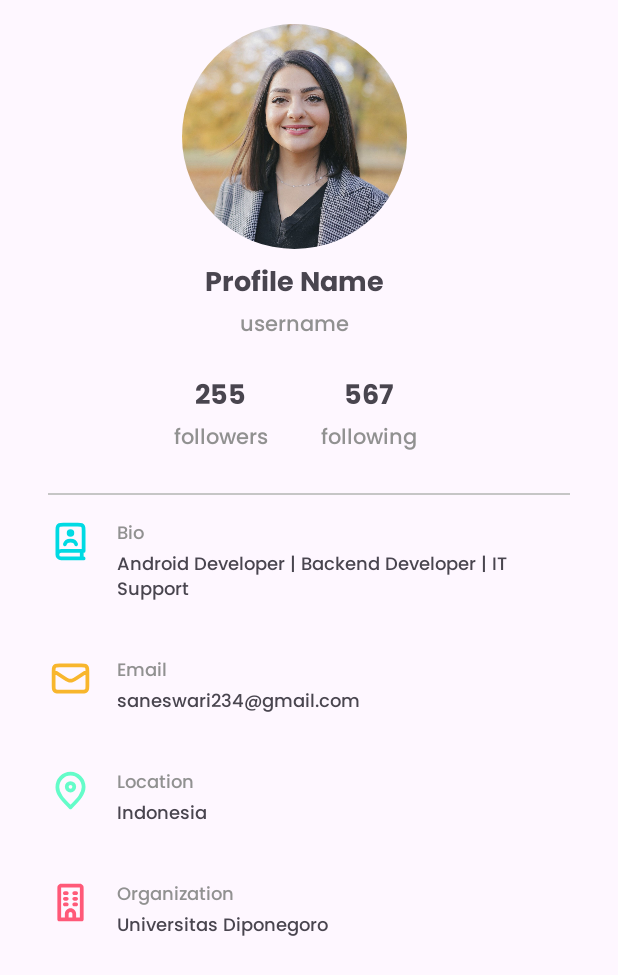
After one commit to dwiaziprasetya/GithubUserApp, an Android app: the fragment DetailFragment shown on its own in the app's theme, on a phone screen of 412 x 824 dp. The commit adds this screen. Shown: the top 975 px of the screen. Run offline under Robolectric (Android 15) with nearby library versions, the phone set to English and light mode, and no system bars; our stand-ins replace CircleImageView.

Commit message:
Melakukan perubahan dan terdapat bug di preview

```diff
--- a/app/build.gradle.kts
+++ b/app/build.gradle.kts
@@ -42,7 +42,7 @@ android {
 dependencies {
     implementation("de.hdodenhof:circleimageview:3.1.0")
     implementation("androidx.core:core-ktx:1.12.0")
-    implementation("androidx.appcompat:appcompat:1.6.1")
+    implementation("androidx.appcompat:appcompat:1.7.0-alpha03")
     implementation("com.google.android.material:material:1.11.0")
     implementation("androidx.constraintlayout:constraintlayout:2.1.4")
     implementation("androidx.lifecycle:lifecycle-livedata-ktx:2.7.0")
--- /dev/null
+++ b/app/src/main/java/com/example/githubuserapp/ui/detail/DetailFragment.kt
@@ -0,0 +1,32 @@
+package com.example.githubuserapp.ui.detail
+
+import androidx.lifecycle.ViewModelProvider
+import android.os.Bundle
+import androidx.fragment.app.Fragment
+import android.view.LayoutInflater
+import android.view.View
+import android.view.ViewGroup
+import com.example.githubuserapp.R
+
+class DetailFragment : Fragment() {
+
+    companion object {
+        fun newInstance() = DetailFragment()
+    }
+
+    private lateinit var viewModel: DetailViewModel
+
+    override fun onCreateView(
+        inflater: LayoutInflater, container: ViewGroup?,
+        savedInstanceState: Bundle?,
+    ): View? {
+        return inflater.inflate(R.layout.fragment_detail, container, false)
+    }
+
+    override fun onActivityCreated(savedInstanceState: Bundle?) {
+        super.onActivityCreated(savedInstanceState)
+        viewModel = ViewModelProvider(this).get(DetailViewModel::class.java)
+        // TODO: Use the ViewModel
+    }
+
+}
--- /dev/null
+++ b/app/src/main/java/com/example/githubuserapp/ui/detail/DetailViewModel.kt
@@ -0,0 +1,7 @@
+package com.example.githubuserapp.ui.detail
+
+import androidx.lifecycle.ViewModel
+
+class DetailViewModel : ViewModel() {
+    // TODO: Implement the ViewModel
+}
--- /dev/null
+++ b/app/src/main/res/layout/fragment_detail.xml
@@ -0,0 +1,300 @@
+<?xml version="1.0" encoding="utf-8"?>
+<ScrollView xmlns:android="http://schemas.android.com/apk/res/android"
+    xmlns:tools="http://schemas.android.com/tools"
+    android:layout_width="match_parent"
+    android:layout_height="match_parent"
+    android:fillViewport="true"
+    xmlns:app="http://schemas.android.com/apk/res-auto"
+    tools:context=".ui.detail.DetailFragment">
+
+   <androidx.constraintlayout.widget.ConstraintLayout
+       android:layout_width="match_parent"
+       android:layout_height="wrap_content">
+
+       <de.hdodenhof.circleimageview.CircleImageView
+           android:id="@+id/ci_profile_image"
+           android:layout_width="150dp"
+           android:layout_height="150dp"
+           android:layout_marginTop="16dp"
+           android:src="@drawable/profile_image_template"
+           app:layout_constraintBottom_toBottomOf="parent"
+           app:layout_constraintEnd_toEndOf="parent"
+           app:layout_constraintHorizontal_bias="0.463"
+           app:layout_constraintStart_toStartOf="parent"
+           app:layout_constraintTop_toTopOf="parent"
+           app:layout_constraintVertical_bias="0.0" />
+
+       <TextView
+           android:id="@+id/tv_profile_name"
+           android:layout_width="wrap_content"
+           android:layout_height="wrap_content"
+           android:layout_marginTop="8dp"
+           android:fontFamily="@font/poppinsbold"
+           android:text="@string/profile_name"
+           android:textSize="18sp"
+           app:layout_constraintEnd_toEndOf="@+id/ci_profile_image"
+           app:layout_constraintStart_toStartOf="@+id/ci_profile_image"
+           app:layout_constraintTop_toBottomOf="@+id/ci_profile_image" />
+
+       <TextView
+           android:id="@+id/tv_profile_username"
+           android:layout_width="wrap_content"
+           android:layout_height="wrap_content"
+           android:textColor="@color/grey"
+           android:fontFamily="@font/poppinsmedium"
+           android:text="@string/profile_username"
+           android:textSize="14sp"
+           app:layout_constraintEnd_toEndOf="@+id/tv_profile_name"
+           app:layout_constraintStart_toStartOf="@+id/tv_profile_name"
+           app:layout_constraintTop_toBottomOf="@+id/tv_profile_name" />
+
+       <View
+           android:id="@+id/v_line"
+           android:layout_width="1dp"
+           android:layout_height="30dp"
+           android:layout_marginTop="20dp"
+           android:background="@android:color/transparent"
+           app:layout_constraintEnd_toEndOf="@+id/tv_profile_username"
+           app:layout_constraintStart_toStartOf="@+id/tv_profile_username"
+           app:layout_constraintTop_toBottomOf="@id/tv_profile_username" />
+
+       <TextView
+           android:id="@+id/tv_followers_count"
+           android:layout_width="wrap_content"
+           android:layout_height="wrap_content"
+           android:layout_marginEnd="32dp"
+           android:fontFamily="@font/poppinsbold"
+           android:text="@string/followers_count_template"
+           android:textSize="18sp"
+           app:layout_constraintEnd_toStartOf="@+id/v_line"
+           app:layout_constraintHorizontal_bias="1.0"
+           app:layout_constraintStart_toStartOf="parent"
+           app:layout_constraintTop_toTopOf="@+id/v_line" />
+
+       <TextView
+           android:id="@+id/tv_followers_template"
+           android:layout_width="wrap_content"
+           android:layout_height="wrap_content"
+           android:fontFamily="@font/poppinsmedium"
+           android:text="@string/followers_template"
+           android:textColor="@color/grey"
+           android:textSize="14sp"
+           app:layout_constraintEnd_toEndOf="@+id/tv_followers_count"
+           app:layout_constraintStart_toStartOf="@+id/tv_followers_count"
+           app:layout_constraintTop_toBottomOf="@+id/tv_followers_count" />
+
+       <TextView
+           android:id="@+id/tv_following_count_template"
+           android:layout_width="wrap_content"
+           android:layout_height="wrap_content"
+           android:layout_marginStart="32dp"
+           android:fontFamily="@font/poppinsbold"
+           android:text="@string/following_count_template"
+           android:textSize="18sp"
+           app:layout_constraintEnd_toEndOf="parent"
+           app:layout_constraintHorizontal_bias="0.0"
+           app:layout_constraintStart_toEndOf="@+id/v_line"
+           app:layout_constraintTop_toTopOf="@+id/v_line" />
+
+       <TextView
+           android:id="@+id/tv_following_template"
+           android:layout_width="wrap_content"
+           android:layout_height="wrap_content"
+           android:fontFamily="@font/poppinsmedium"
+           android:text="@string/following_template"
+           android:textColor="@color/grey"
+           android:textSize="14sp"
+           app:layout_constraintEnd_toEndOf="@+id/tv_following_count_template"
+           app:layout_constraintStart_toStartOf="@+id/tv_following_count_template"
+           app:layout_constraintTop_toBottomOf="@+id/tv_following_count_template"/>
+
+       <View
+           android:id="@+id/line2"
+           android:layout_width="match_parent"
+           android:layout_height="1dp"
+           android:layout_marginStart="32dp"
+           android:layout_marginTop="24dp"
+           android:layout_marginEnd="32dp"
+           android:background="@color/grey_2"
+           app:layout_constraintEnd_toEndOf="parent"
+           app:layout_constraintStart_toStartOf="parent"
+           app:layout_constraintTop_toBottomOf="@+id/tv_followers_template"/>
+
+       <ImageView
+           android:id="@+id/iv_bio_icon"
+           android:layout_width="30dp"
+           android:layout_height="30dp"
+           android:src="@drawable/user_bio_icon"
+           tools:ignore="ContentDescription"
+           android:layout_marginTop="16dp"
+           app:layout_constraintStart_toStartOf="@id/line2"
+           app:layout_constraintTop_toBottomOf="@id/line2"/>
+
+       <TextView
+           android:id="@+id/tv_bio_template"
+           android:layout_width="wrap_content"
+           android:layout_height="wrap_content"
+           android:textSize="12sp"
+           android:fontFamily="@font/poppinsmedium"
+           android:textColor="@color/grey"
+           android:text="@string/bio_template"
+           android:layout_marginStart="16dp"
+           app:layout_constraintTop_toTopOf="@id/iv_bio_icon"
+           app:layout_constraintStart_toEndOf="@id/iv_bio_icon"/>
+
+       <TextView
+           android:id="@+id/tv_user_bio"
+           android:layout_width="300dp"
+           android:layout_height="wrap_content"
+           android:fontFamily="@font/poppinsmedium"
+           android:text="@string/profile_bio"
+           android:textSize="12sp"
+           app:layout_constraintBottom_toBottomOf="@+id/iv_bio_icon"
+           app:layout_constraintStart_toStartOf="@id/tv_bio_template"
+           app:layout_constraintTop_toBottomOf="@id/tv_bio_template"
+           app:layout_constraintVertical_bias="0.0"/>
+
+       <View
+           android:id="@+id/line3"
+           android:layout_width="match_parent"
+           android:layout_height="1dp"
+           android:background="@android:color/transparent"
+           app:layout_constraintStart_toStartOf="parent"
+           app:layout_constraintEnd_toEndOf="parent"
+           app:layout_constraintTop_toBottomOf="@id/tv_user_bio"
+           android:layout_marginTop="16dp"
+           android:layout_marginEnd="32dp"
+           android:layout_marginStart="32dp"/>
+
+
+       <ImageView
+           android:id="@+id/iv_email_icon"
+           android:layout_width="30dp"
+           android:layout_height="30dp"
+           android:layout_marginTop="16dp"
+           android:src="@drawable/email_icon"
+           tools:ignore="ContentDescription"
+           app:layout_constraintStart_toStartOf="@id/line3"
+           app:layout_constraintTop_toBottomOf="@id/line3"
+           app:layout_goneMarginTop="16dp"/>
+
+       <TextView
+           android:id="@+id/tv_email_template"
+           android:layout_width="wrap_content"
+           android:layout_height="wrap_content"
+           android:layout_marginStart="16dp"
+           android:textSize="12sp"
+           android:fontFamily="@font/poppinsmedium"
+           android:text="@string/email_template"
+           android:textColor="@color/grey"
+           app:layout_constraintStart_toEndOf="@+id/iv_email_icon"
+           app:layout_constraintTop_toTopOf="@+id/iv_email_icon" />
+
+       <TextView
+           android:id="@+id/tv_user_email"
+           android:layout_width="wrap_content"
+           android:layout_height="wrap_content"
+           android:fontFamily="@font/poppinsmedium"
+           android:text="@string/profile_email"
+           android:textSize="12sp"
+           app:layout_constraintBottom_toBottomOf="@+id/iv_email_icon"
+           app:layout_constraintStart_toStartOf="@+id/tv_email_template"
+           app:layout_constraintTop_toBottomOf="@+id/tv_email_template"
+           app:layout_constraintVertical_bias="0.0" />
+
+       <!-- Line 3 -->
+       <View
+           android:id="@+id/line4"
+           android:layout_width="match_parent"
+           android:layout_height="1dp"
+           android:layout_marginStart="32dp"
+           android:layout_marginTop="16dp"
+           android:layout_marginEnd="32dp"
+           android:background="@android:color/transparent"
+           app:layout_constraintEnd_toEndOf="parent"
+           app:layout_constraintStart_toStartOf="parent"
+           app:layout_constraintTop_toBottomOf="@id/tv_user_email"/>
+
+       <ImageView
+           android:id="@+id/iv_location_icon"
+           android:layout_width="30dp"
+           android:layout_height="30dp"
+           android:layout_marginTop="16dp"
+           android:src="@drawable/location_icon"
+           app:layout_constraintStart_toStartOf="@+id/line4"
+           app:layout_constraintTop_toBottomOf="@+id/line4"
+           tools:ignore="ContentDescription" />
+
+       <TextView
+           android:id="@+id/tv_location_template"
+           android:layout_width="wrap_content"
+           android:layout_height="wrap_content"
+           android:layout_marginStart="16dp"
+           android:fontFamily="@font/poppinsmedium"
+           android:text="@string/location_template"
+           android:textColor="@color/grey"
+           android:textSize="12sp"
+           app:layout_constraintStart_toEndOf="@+id/iv_location_icon"
+           app:layout_constraintTop_toTopOf="@+id/iv_location_icon" />
+
+       <TextView
+           android:id="@+id/tv_user_location"
+           android:layout_width="wrap_content"
+           android:layout_height="wrap_content"
+           android:fontFamily="@font/poppinsmedium"
+           android:text="@string/profile_location"
+           android:textSize="12sp"
+           app:layout_constraintBottom_toBottomOf="@+id/iv_location_icon"
+           app:layout_constraintStart_toStartOf="@+id/tv_location_template"
+           app:layout_constraintTop_toBottomOf="@+id/tv_location_template"
+           app:layout_constraintVertical_bias="0.0"/>
+
+       <View
+           android:id="@+id/line5"
+           android:layout_width="match_parent"
+           android:layout_height="1dp"
+           android:layout_marginStart="32dp"
+           android:layout_marginTop="16dp"
+           android:layout_marginEnd="32dp"
+           android:background="@android:color/transparent"
+           app:layout_constraintEnd_toEndOf="parent"
+           app:layout_constraintStart_toStartOf="parent"
+           app:layout_constraintTop_toBottomOf="@id/tv_user_location" />
+
+       <ImageView
+           android:id="@+id/iv_organization_icon"
+           android:layout_width="30dp"
+           android:layout_height="30dp"
+           android:layout_marginTop="16dp"
+           android:src="@drawable/organization_icon"
+           app:layout_constraintStart_toStartOf="@+id/line5"
+           app:layout_constraintTop_toBottomOf="@+id/line5"
+           tools:ignore="ContentDescription" />
+
+       <TextView
+           android:id="@+id/tv_organization_template"
+           android:layout_width="wrap_content"
+           android:layout_height="wrap_content"
+           android:layout_marginStart="16dp"
+           android:fontFamily="@font/poppinsmedium"
+           android:text="@string/organization_template"
+           android:textColor="@color/grey"
+           android:textSize="12sp"
+           app:layout_constraintStart_toEndOf="@+id/iv_organization_icon"
+           app:layout_constraintTop_toTopOf="@+id/iv_organization_icon" />
+
+       <TextView
+           android:id="@+id/tv_user_organization"
+           android:layout_width="wrap_content"
+           android:layout_height="wrap_content"
+           android:fontFamily="@font/poppinsmedium"
+           android:text="Universitas Diponegoro"
+           android:textSize="12sp"
+           app:layout_constraintBottom_toBottomOf="@+id/iv_organization_icon"
+           app:layout_constraintStart_toStartOf="@+id/tv_organization_template"
+           app:layout_constraintTop_toBottomOf="@+id/tv_organization_template"
+           app:layout_constraintVertical_bias="0.0" />
+
+   </androidx.constraintlayout.widget.ConstraintLayout>
+
+</ScrollView>
--- a/app/src/main/res/layout/fragment_profile.xml
+++ b/app/src/main/res/layout/fragment_profile.xml
@@ -1,5 +1,5 @@
 <?xml version="1.0" encoding="utf-8"?>
-<androidx.constraintlayout.widget.ConstraintLayout xmlns:android="http://schemas.android.com/apk/res/android"
+<androidx.coordinatorlayout.widget.CoordinatorLayout xmlns:android="http://schemas.android.com/apk/res/android"
     xmlns:tools="http://schemas.android.com/tools"
     android:layout_width="match_parent"
     android:layout_height="match_parent"
@@ -11,21 +11,26 @@
         android:id="@+id/app_bar_profile"
         android:background="@color/white"
         android:layout_width="match_parent"
-        android:layout_height="wrap_content"
-        app:layout_constraintEnd_toEndOf="parent"
-        app:layout_constraintStart_toStartOf="parent"
-        app:layout_constraintTop_toTopOf="parent">
+        android:layout_height="wrap_content">
 
         <com.google.android.material.appbar.MaterialToolbar
             android:layout_width="match_parent"
-            android:layout_height="wrap_content"
-            android:minHeight="?attr/actionBarSize"
+            android:layout_height="?attr/actionBarSize"
             android:fitsSystemWindows="true"
             app:menu="@menu/profile_menu"
             app:title="@string/title_profile"
             app:titleTextAppearance="@style/toolbar_text" />
 
     </com.google.android.material.appbar.AppBarLayout>
+
+    <androidx.core.widget.NestedScrollView
+        android:layout_width="match_parent"
+        android:layout_height="match_parent"
+        app:layout_behavior="com.google.android.material.appbar.AppBarLayout$ScrollingViewBehavior">
+
+        <androidx.constraintlayout.widget.ConstraintLayout
+            android:layout_width="match_parent"
+            android:layout_height="match_parent">
 
             <de.hdodenhof.circleimageview.CircleImageView
                 android:id="@+id/ci_profile_image"
@@ -36,7 +41,7 @@
                 app:layout_constraintBottom_toBottomOf="parent"
                 app:layout_constraintEnd_toEndOf="parent"
                 app:layout_constraintStart_toStartOf="parent"
-        app:layout_constraintTop_toBottomOf="@+id/app_bar_profile"
+                app:layout_constraintTop_toTopOf="parent"
                 app:layout_constraintVertical_bias="0.0" />
 
             <TextView
@@ -311,3 +316,7 @@
                 app:layout_constraintVertical_bias="0.0" />
 
         </androidx.constraintlayout.widget.ConstraintLayout>
+
+    </androidx.core.widget.NestedScrollView>
+
+</androidx.coordinatorlayout.widget.CoordinatorLayout>
```
Lines whose indentation alone changed are shown as unchanged.
